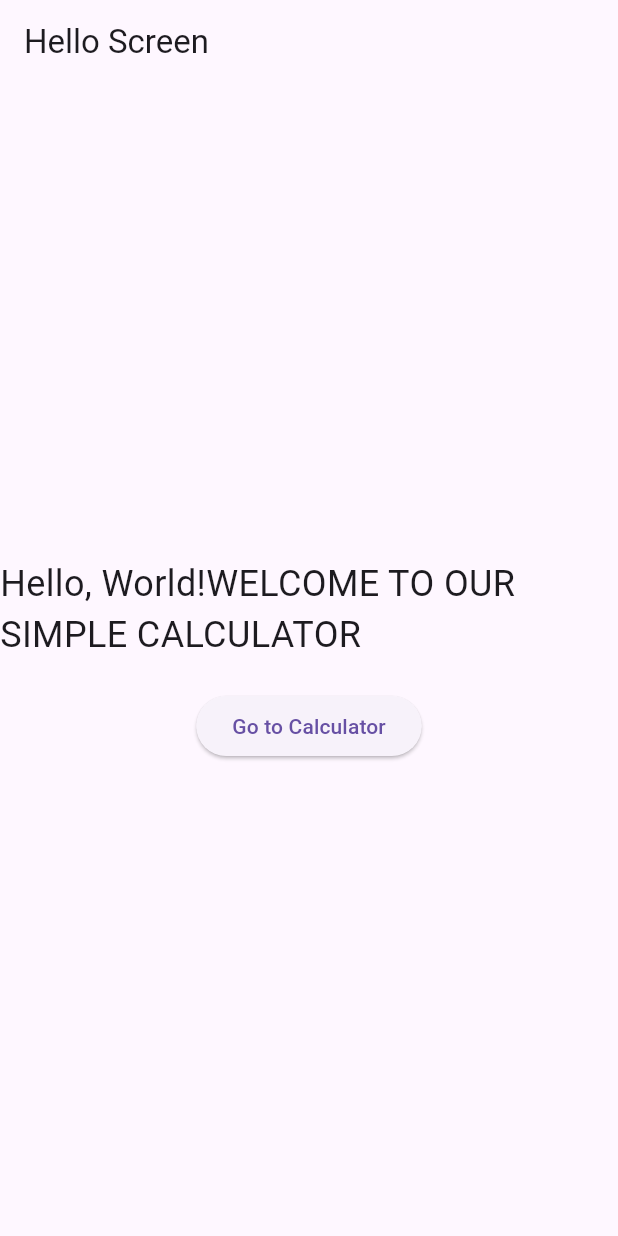
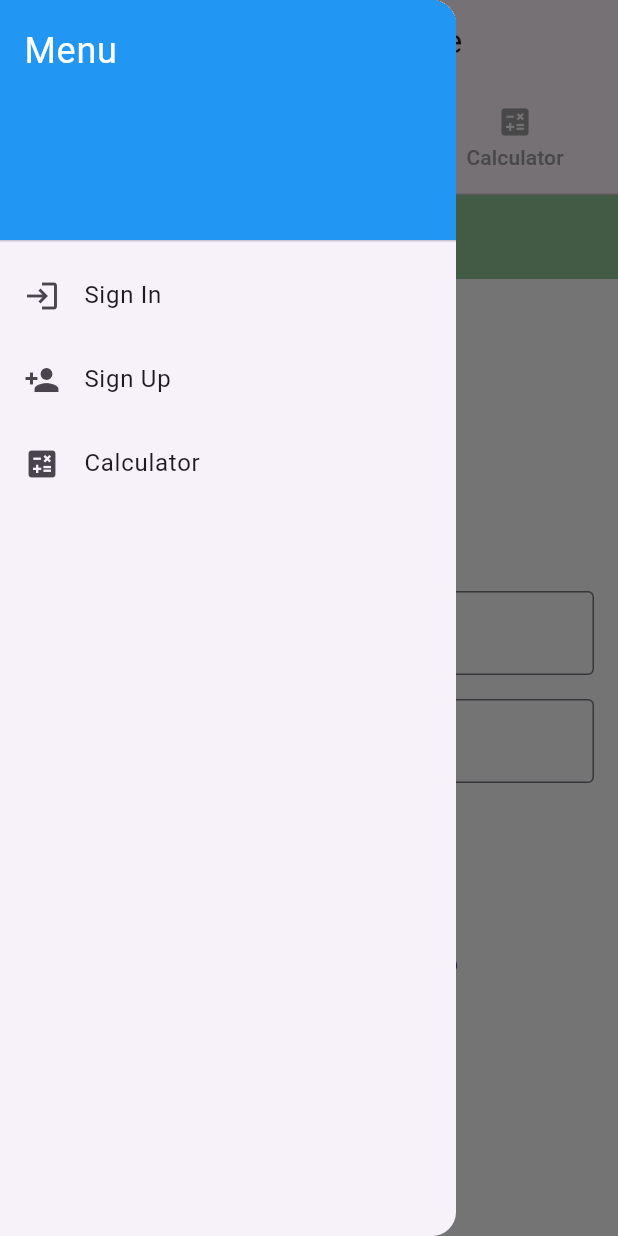
Before and after one commit to Joy4-hub/calculator, a Flutter app: the screen it shows after launch, with the side drawer open (before the commit the screen has no drawer), on a phone screen of 412 x 824 dp. Run offline on Flutter 3.47's test engine with Material 3 defaults, Android fonts, the phone set to English and light mode, and no system bars.

Commit message:
Add files via upload

```diff
--- /dev/null
+++ b/flutter_assets/AssetManifest.bin.json
@@ -0,0 +1 @@
+"DQEHMnBhY2thZ2VzL2N1cGVydGlub19pY29ucy9hc3NldHMvQ3VwZXJ0aW5vSWNvbnMudHRmDAENAQcFYXNzZXQHMnBhY2thZ2VzL2N1cGVydGlub19pY29ucy9hc3NldHMvQ3VwZXJ0aW5vSWNvbnMudHRm"
--- /dev/null
+++ b/flutter_assets/AssetManifest.json
@@ -0,0 +1 @@
+{"packages/cupertino_icons/assets/CupertinoIcons.ttf":["packages/cupertino_icons/assets/CupertinoIcons.ttf"]}
--- /dev/null
+++ b/flutter_assets/FontManifest.json
@@ -0,0 +1 @@
+[{"family":"MaterialIcons","fonts":[{"asset":"fonts/MaterialIcons-Regular.otf"}]},{"family":"packages/cupertino_icons/CupertinoIcons","fonts":[{"asset":"packages/cupertino_icons/assets/CupertinoIcons.ttf"}]}]
--- /dev/null
+++ b/lib/drawer.dart
@@ -0,0 +1,59 @@
+import 'package:flutter/material.dart';
+import 'signin.dart';
+import 'signup.dart';
+import 'calculator.dart';
+
+class MyDrawer extends StatelessWidget {
+  @override
+  Widget build(BuildContext context) {
+    return Drawer(
+      child: ListView(
+        padding: EdgeInsets.zero,
+        children: <Widget>[
+          DrawerHeader(
+            decoration: BoxDecoration(
+              color: Colors.blue,
+            ),
+            child: Text(
+              'Menu',
+              style: TextStyle(
+                color: Colors.white,
+                fontSize: 24,
+              ),
+            ),
+          ),
+          ListTile(
+            leading: Icon(Icons.login),
+            title: Text('Sign In'),
+            onTap: () {
+              Navigator.push(
+                context,
+                MaterialPageRoute(builder: (context) => SignInScreen()),
+              );
+            },
+          ),
+          ListTile(
+            leading: Icon(Icons.person_add),
+            title: Text('Sign Up'),
+            onTap: () {
+              Navigator.push(
+                context,
+                MaterialPageRoute(builder: (context) => SignUpScreen()),
+              );
+            },
+          ),
+          ListTile(
+            leading: Icon(Icons.calculate),
+            title: Text('Calculator'),
+            onTap: () {
+              Navigator.push(
+                context,
+                MaterialPageRoute(builder: (context) => CalculatorScreen()),
+              );
+            },
+          ),
+        ],
+      ),
+    );
+  }
+}
--- /dev/null
+++ b/lib/home.dart
@@ -0,0 +1,55 @@
+import 'package:flutter/material.dart';
+import 'signin.dart';
+import 'signup.dart';
+import 'calculator.dart';
+import 'drawer.dart';
+
+class HomeScreen extends StatefulWidget {
+  @override
+  _HomeScreenState createState() => _HomeScreenState();
+}
+
+class _HomeScreenState extends State<HomeScreen> with SingleTickerProviderStateMixin {
+  late TabController _tabController;
+
+  @override
+  void initState() {
+    super.initState();
+    _tabController = TabController(length: 3, vsync: this);
+  }
+
+  @override
+  void dispose() {
+    _tabController.dispose();
+    super.dispose();
+  }
+
+  @override
+  Widget build(BuildContext context) {
+    return Scaffold(
+      appBar: AppBar(
+        title: Text('Tab Navigation Example'),
+        bottom: TabBar(
+          controller: _tabController,
+          labelColor: Colors.blue,
+          unselectedLabelColor: Colors.grey,
+          indicatorColor: Colors.blue,
+          tabs: [
+            Tab(icon: Icon(Icons.login), text: 'Sign In'),
+            Tab(icon: Icon(Icons.person_add), text: 'Sign Up'),
+            Tab(icon: Icon(Icons.calculate), text: 'Calculator'),
+          ],
+        ),
+      ),
+      drawer: MyDrawer(),
+      body: TabBarView(
+        controller: _tabController,
+        children: [
+          SignInScreen(),
+          SignUpScreen(),
+          CalculatorScreen(),
+        ],
+      ),
+    );
+  }
+}
--- a/lib/main.dart
+++ b/lib/main.dart
@@ -1,4 +1,5 @@
 import 'package:flutter/material.dart';
+import 'home.dart';
 
 void main() {
   runApp(MyApp());
@@ -8,191 +9,11 @@ class MyApp extends StatelessWidget {
   @override
   Widget build(BuildContext context) {
     return MaterialApp(
-      title: 'Hello Calculator',
+      title: 'Flutter Demo',
       theme: ThemeData(
         primarySwatch: Colors.orange,
       ),
-      initialRoute: '/',
-      routes: {
-        '/': (context) => HelloScreen(),
-        '/calculator': (context) => CalculatorScreen(),
-      },
+      home: HomeScreen(),
     );
   }
 }
-
-class HelloScreen extends StatelessWidget {
-  @override
-  Widget build(BuildContext context) {
-    return Scaffold(
-      appBar: AppBar(
-        title: Text('Hello Screen'),
-      ),
-      body: Center(
-        child: Column(
-          mainAxisAlignment: MainAxisAlignment.center,
-          children: <Widget>[
-            Text(
-              'Hello, World!'
-              'WELCOME TO OUR SIMPLE CALCULATOR ',
-              style: TextStyle(fontSize: 24),
-            ),
-            SizedBox(height: 20),
-            ElevatedButton(
-              onPressed: () {
-                Navigator.pushNamed(context, '/calculator');
-              },
-              child: Text('Go to Calculator'),
-            ),
-          ],
-        ),
-      ),
-    );
-  }
-}
-
-class CalculatorScreen extends StatefulWidget {
-  @override
-  _CalculatorScreenState createState() => _CalculatorScreenState();
-}
-
-class _CalculatorScreenState extends State<CalculatorScreen> {
-  String _output = "0";
-  String _currentInput = "";
-  String? _operation;
-  double _num1 = 0;
-  double _num2 = 0;
-
-  void _buttonPressed(String buttonText) {
-    if (buttonText == "C") {
-      _output = "0";
-      _currentInput = "";
-      _operation = null;
-      _num1 = 0;
-      _num2 = 0;
-    } else if (buttonText == "+" || buttonText == "-" || buttonText == "/" || buttonText == "*") {
-      _num1 = double.parse(_currentInput);
-      _operation = buttonText;
-      _currentInput = "";
-    } else if (buttonText == ".") {
-      if (_currentInput.contains(".")) {
-        return;
-      } else {
-        _currentInput = _currentInput + buttonText;
-      }
-    } else if (buttonText == "=") {
-      _num2 = double.parse(_currentInput);
-
-      if (_operation == "+") {
-        _output = (_num1 + _num2).toString();
-      } else if (_operation == "-") {
-        _output = (_num1 - _num2).toString();
-      } else if (_operation == "*") {
-        _output = (_num1 * _num2).toString();
-      } else if (_operation == "/") {
-        _output = (_num1 / _num2).toString();
-      }
-
-      _num1 = 0;
-      _num2 = 0;
-      _operation = null;
-      _currentInput = _output;
-    } else {
-      _currentInput = _currentInput + buttonText;
-      _output = _currentInput;
-    }
-
-    setState(() {});
-  }
-
-  Widget _buildButton(String buttonText) {
-    return Expanded(
-      child: OutlinedButton(
-        style: OutlinedButton.styleFrom(
-          foregroundColor: Color.fromARGB(255, 13, 13, 13), padding: EdgeInsets.all(10.0),
-          backgroundColor: Color.fromARGB(139, 126, 7, 7),
-        ),
-        onPressed: () => _buttonPressed(buttonText),
-        child: Text(
-          buttonText,
-          style: TextStyle(
-            fontSize: 20.0,
-            fontWeight: FontWeight.bold,
-          ),
-        ),
-      ),
-    );
-  }
-
-  @override
-  Widget build(BuildContext context) {
-    return Scaffold(
-      appBar: AppBar(
-        title: Text("Calculator"),
-      ),
-      body: Column(
-        children: <Widget>[
-          Container(
-            alignment: Alignment.centerRight,
-            padding: EdgeInsets.symmetric(
-              vertical: 24.0,
-              horizontal: 12.0,
-            ),
-            child: Text(
-              _output,
-              style: TextStyle(
-                fontSize: 48.0,
-                fontWeight: FontWeight.bold,
-              ),
-            ),
-          ),
-          Expanded(
-            child: Divider(),
-          ),
-          Column(
-            children: [
-              Row(
-                children: <Widget>[
-                  _buildButton("7"),
-                  _buildButton("8"),
-                  _buildButton("9"),
-                  _buildButton("/"),
-                ],
-              ),
-              Row(
-                children: <Widget>[
-                  _buildButton("4"),
-                  _buildButton("5"),
-                  _buildButton("6"),
-                  _buildButton("*"),
-                ],
-              ),
-              Row(
-                children: <Widget>[
-                  _buildButton("1"),
-                  _buildButton("2"),
-                  _buildButton("3"),
-                  _buildButton("-"),
-                ],
-              ),
-              Row(
-                children: <Widget>[
-                  _buildButton("."),
-                  _buildButton("0"),
-                  _buildButton("00"),
-                  _buildButton("+"),
-                ],
-              ),
-              Row(
-                children: <Widget>[
-                  _buildButton("C"),
-                  _buildButton("="),
-                ],
-              ),
-            ],
-          ),
-        ],
-      ),
-    );
-  }
-}
--- /dev/null
+++ b/lib/signin.dart
@@ -0,0 +1,68 @@
+import 'package:flutter/material.dart';
+import 'signup.dart'; // Import the SignUpScreen
+
+class SignInScreen extends StatelessWidget {
+  @override
+  Widget build(BuildContext context) {
+    return Scaffold(
+      appBar: AppBar(
+        title: Text('Sign In'),
+        backgroundColor: Color.fromARGB(255, 147, 196, 148), // Change background color
+      ),
+      body: Container(
+        decoration: BoxDecoration(
+          color: Color.fromRGBO(253, 253, 253, 1), // Solid background color
+        ),
+        child: Center(
+          child: Padding(
+            padding: const EdgeInsets.all(16.0),
+            child: Column(
+              mainAxisSize: MainAxisSize.min,
+              children: <Widget>[
+                Text(
+                  'Sign In',
+                  style: TextStyle(
+                    fontSize: 24,
+                    fontWeight: FontWeight.bold,
+                  ),
+                ),
+                SizedBox(height: 16),
+                TextField(
+                  decoration: InputDecoration(
+                    labelText: 'Email',
+                    border: OutlineInputBorder(),
+                  ),
+                ),
+                SizedBox(height: 16),
+                TextField(
+                  obscureText: true,
+                  decoration: InputDecoration(
+                    labelText: 'Password',
+                    border: OutlineInputBorder(),
+                  ),
+                ),
+                SizedBox(height: 32),
+                ElevatedButton(
+                  onPressed: () {
+                    // Handle sign-in logic here
+                  },
+                  child: Text('Sign In'),
+                ),
+                SizedBox(height: 16),
+                TextButton(
+                  onPressed: () {
+                    Navigator.push(
+                      context,
+                      MaterialPageRoute(builder: (context) => SignUpScreen()),
+                    );
+                  },
+                  child: Text('Don\'t have an account? Sign Up'),
+                ),
+              ],
+            ),
+          ),
+        ),
+      ),
+    );
+  }
+}
```
Also changed, not shown: lib/calculator.dart (added, +164 -0 lines), lib/signup.dart (added, +194 -0 lines), flutter_assets/packages/cupertino_icons/assets/CupertinoIcons.ttf (added), lib/draft.dart (added), 7 other files.
